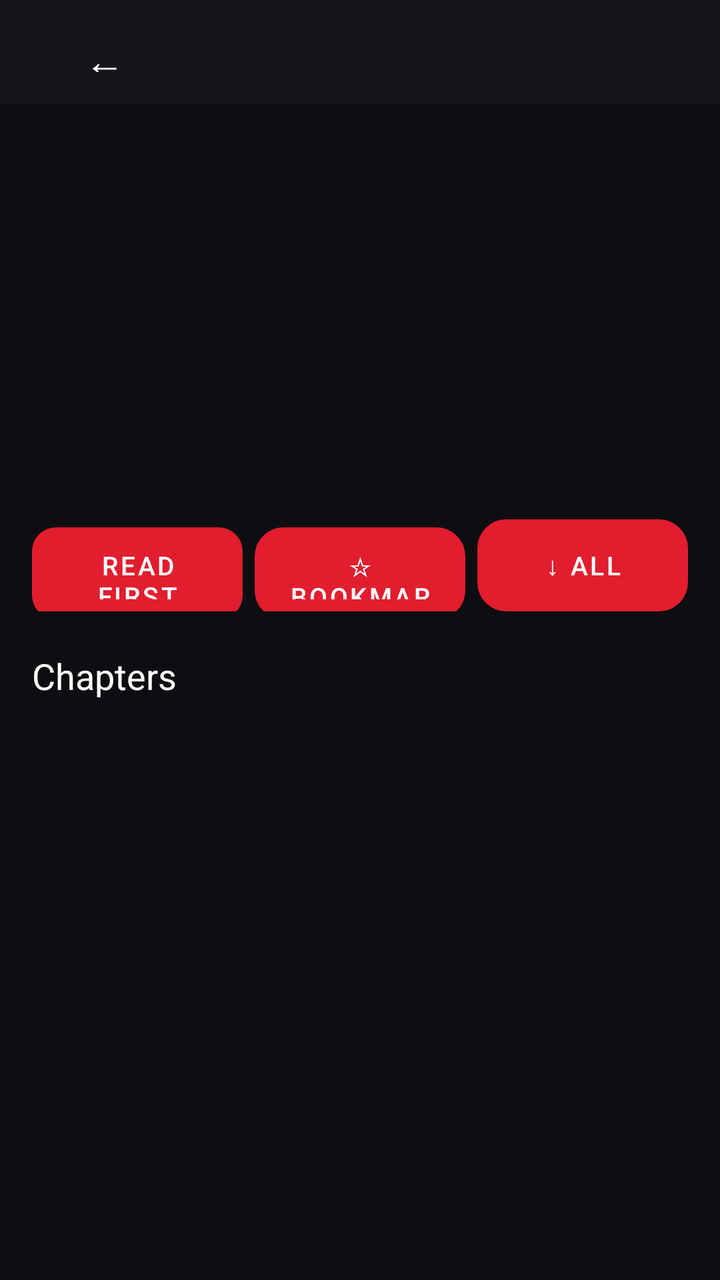
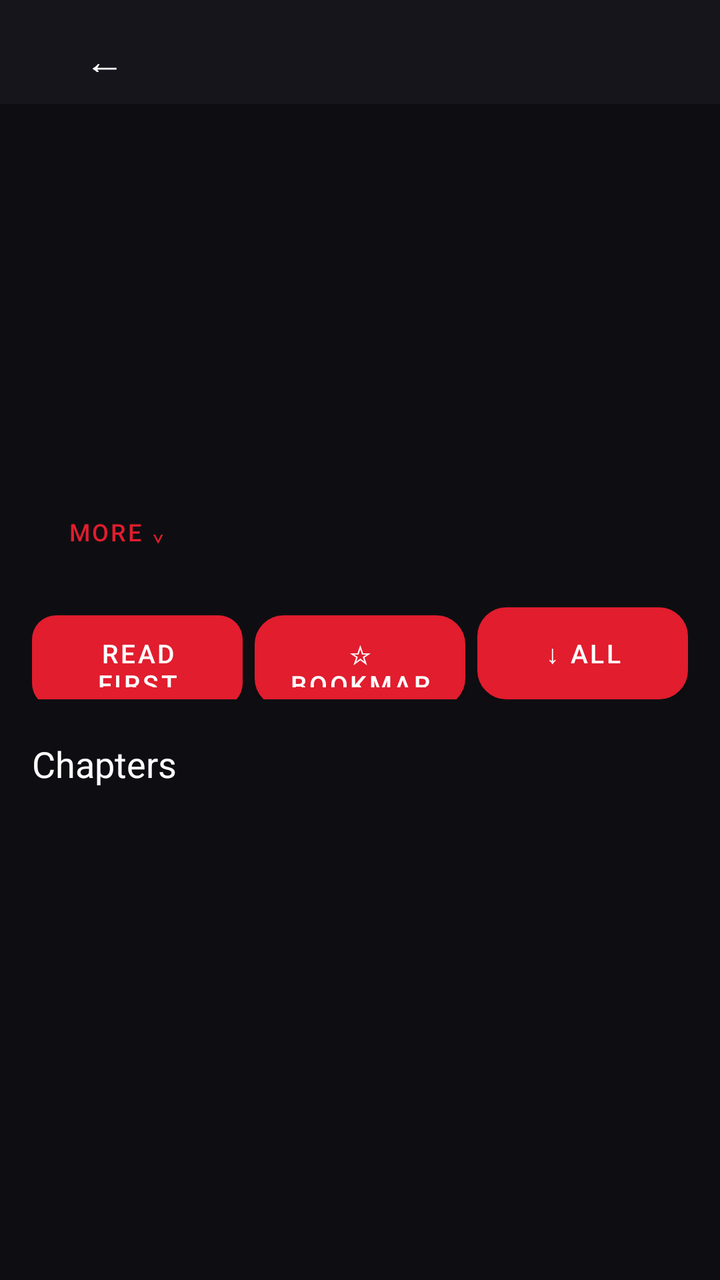

Compare the two renders of this Android layout. The source of the first and the diff that turns it into the second are given below.
<!-- AndroidManifest.xml: application theme Theme.MyGhoulScans -->
<!-- res/layout/activity_comic_detail.xml -->
<?xml version="1.0" encoding="utf-8"?>
<LinearLayout xmlns:android="http://schemas.android.com/apk/res/android"
    android:orientation="vertical" android:layout_width="match_parent" android:layout_height="match_parent"
    android:background="@color/mgs_bg">

    <LinearLayout android:orientation="horizontal" android:layout_width="match_parent"
        android:layout_height="52dp" android:background="@color/mgs_panel" android:gravity="center_vertical"
        android:paddingStart="8dp" android:paddingEnd="8dp">
        <Button android:id="@+id/detailBack" android:layout_width="wrap_content" android:layout_height="40dp"
            android:text="←" android:textSize="20sp" android:textColor="@color/white"
            android:background="?android:attr/selectableItemBackground" />
        <TextView android:id="@+id/detailTopTitle" android:layout_width="0dp" android:layout_height="wrap_content"
            android:layout_weight="1" android:textColor="@color/white" android:textSize="16sp"
            android:maxLines="1" android:ellipsize="end" android:layout_marginStart="6dp" />
    </LinearLayout>

    <ScrollView android:layout_width="match_parent" android:layout_height="0dp" android:layout_weight="1">
        <LinearLayout android:orientation="vertical" android:layout_width="match_parent" android:layout_height="wrap_content"
            android:paddingBottom="16dp">

            <LinearLayout android:orientation="horizontal" android:layout_width="match_parent"
                android:layout_height="wrap_content" android:padding="16dp">
                <ImageView android:id="@+id/detailCover" android:layout_width="104dp" android:layout_height="144dp"
                    android:scaleType="centerCrop" android:contentDescription="Cover" />
                <LinearLayout android:orientation="vertical" android:layout_width="0dp" android:layout_height="wrap_content"
                    android:layout_weight="1" android:layout_marginStart="14dp">
                    <TextView android:id="@+id/detailTitle" android:layout_width="match_parent" android:layout_height="wrap_content"
                        android:textColor="@color/white" android:textSize="18sp" android:textStyle="bold"
                        android:maxLines="4" android:ellipsize="end" />
                    <TextView android:id="@+id/detailSource" android:layout_width="match_parent" android:layout_height="wrap_content"
                        android:textColor="@color/mgs_muted" android:textSize="12sp" android:layout_marginTop="4dp" />
                    <TextView android:id="@+id/detailCount" android:layout_width="match_parent" android:layout_height="wrap_content"
                        android:textColor="@color/mgs_accent" android:textSize="13sp" android:layout_marginTop="6dp" />
                    <TextView android:id="@+id/detailProgress" android:layout_width="match_parent" android:layout_height="wrap_content"
                        android:textColor="#FF2ECC71" android:textSize="12sp" android:layout_marginTop="4dp" />
                </LinearLayout>
            </LinearLayout>

            <TextView android:id="@+id/detailDesc" android:layout_width="match_parent" android:layout_height="wrap_content"
                android:textColor="#FFBBBBBB" android:textSize="13sp" android:paddingStart="16dp" android:paddingEnd="16dp"
                android:maxLines="4" android:ellipsize="end" />

            <LinearLayout android:orientation="horizontal" android:layout_width="match_parent"
                android:layout_height="wrap_content" android:layout_marginTop="14dp" android:paddingStart="16dp" android:paddingEnd="16dp">
                <Button android:id="@+id/detailRead" android:layout_width="0dp" android:layout_weight="1"
                    android:layout_height="46dp" android:text="Read first" android:textSize="13sp"
                    android:textColor="@color/white" android:background="@drawable/mgs_accent_button" />
                <Button android:id="@+id/detailBookmark" android:layout_width="0dp" android:layout_weight="1"
                    android:layout_height="46dp" android:text="☆ Bookmark" android:textSize="13sp"
                    android:textColor="@color/white" android:background="@drawable/mgs_card"
                    android:layout_marginStart="6dp" />
                <Button android:id="@+id/detailDownloadAll" android:layout_width="0dp" android:layout_weight="1"
                    android:layout_height="46dp" android:text="↓ All" android:textSize="13sp"
                    android:textColor="@color/white" android:background="@drawable/mgs_card"
                    android:layout_marginStart="6dp" />
            </LinearLayout>

            <TextView android:id="@+id/chapterHead" android:layout_width="match_parent" android:layout_height="wrap_content"
                android:text="Chapters" android:textColor="@color/white" android:textSize="18sp"
                android:layout_marginTop="20dp" android:paddingStart="16dp" android:paddingBottom="8dp" />
            <LinearLayout android:id="@+id/chapterList" android:orientation="vertical"
                android:layout_width="match_parent" android:layout_height="wrap_content" android:paddingStart="12dp" android:paddingEnd="12dp" />
        </LinearLayout>
    </ScrollView>
</LinearLayout>
<!-- resources referenced by this layout -->
<resources>
  <color name="mgs_accent">#FFE11D2E</color>
  <color name="mgs_bg">#FF0E0E12</color>
  <color name="mgs_muted">#FF979BA8</color>
  <color name="mgs_panel">#FF15151B</color>
  <color name="white">#FFFFFFFF</color>
  <!-- drawable mgs_accent_button (drawable) -->
  <?xml version="1.0" encoding="utf-8"?>
  <shape xmlns:android="http://schemas.android.com/apk/res/android" android:shape="rectangle">
      <solid android:color="#FFE11D2E" />
      <corners android:radius="12dp" />
  </shape>
  <!-- drawable mgs_card (drawable) -->
  <?xml version="1.0" encoding="utf-8"?>
  <shape xmlns:android="http://schemas.android.com/apk/res/android" android:shape="rectangle">
      <solid android:color="#FF1C1C24" />
      <corners android:radius="14dp" />
      <stroke android:width="1dp" android:color="#FF2A2A34" />
  </shape>
  <style name="Theme.MyGhoulScans" parent="Theme.MaterialComponents.DayNight.NoActionBar">
          
          <item name="colorPrimary">@color/mgs_accent</item>
          <item name="colorPrimaryVariant">@color/mgs_accent</item>
          <item name="colorOnPrimary">@color/white</item>
          
          <item name="colorSecondary">@color/mgs_accent</item>
          <item name="colorSecondaryVariant">@color/mgs_accent</item>
          <item name="colorOnSecondary">@color/white</item>
          
          <item name="android:statusBarColor">@color/mgs_bg</item>
          <item name="android:windowBackground">@color/mgs_bg</item>
          <item name="android:textColorPrimary">@color/white</item>
          
      </style>
</resources>

<!-- the commit's change to res/layout/activity_comic_detail.xml (unified diff, before → after) -->
@@ -38,7 +38,19 @@
 
             <TextView android:id="@+id/detailDesc" android:layout_width="match_parent" android:layout_height="wrap_content"
                 android:textColor="#FFBBBBBB" android:textSize="13sp" android:paddingStart="16dp" android:paddingEnd="16dp"
-                android:maxLines="4" android:ellipsize="end" />
+                android:maxLines="3" android:ellipsize="end" />
+
+            <Button android:id="@+id/detailMore" android:layout_width="wrap_content" android:layout_height="34dp"
+                android:text="More ⌄" android:textSize="12sp" android:textColor="@color/mgs_accent"
+                android:background="?android:attr/selectableItemBackground" android:layout_marginStart="14dp"
+                android:layout_marginTop="2dp" android:paddingStart="4dp" android:paddingEnd="4dp" />
+
+            <HorizontalScrollView android:layout_width="match_parent" android:layout_height="wrap_content"
+                android:scrollbars="none" android:layout_marginTop="8dp">
+                <LinearLayout android:id="@+id/detailGenres" android:orientation="horizontal"
+                    android:layout_width="wrap_content" android:layout_height="wrap_content"
+                    android:paddingStart="14dp" android:paddingEnd="14dp" />
+            </HorizontalScrollView>
 
             <LinearLayout android:orientation="horizontal" android:layout_width="match_parent"
                 android:layout_height="wrap_content" android:layout_marginTop="14dp" android:paddingStart="16dp" android:paddingEnd="16dp">
